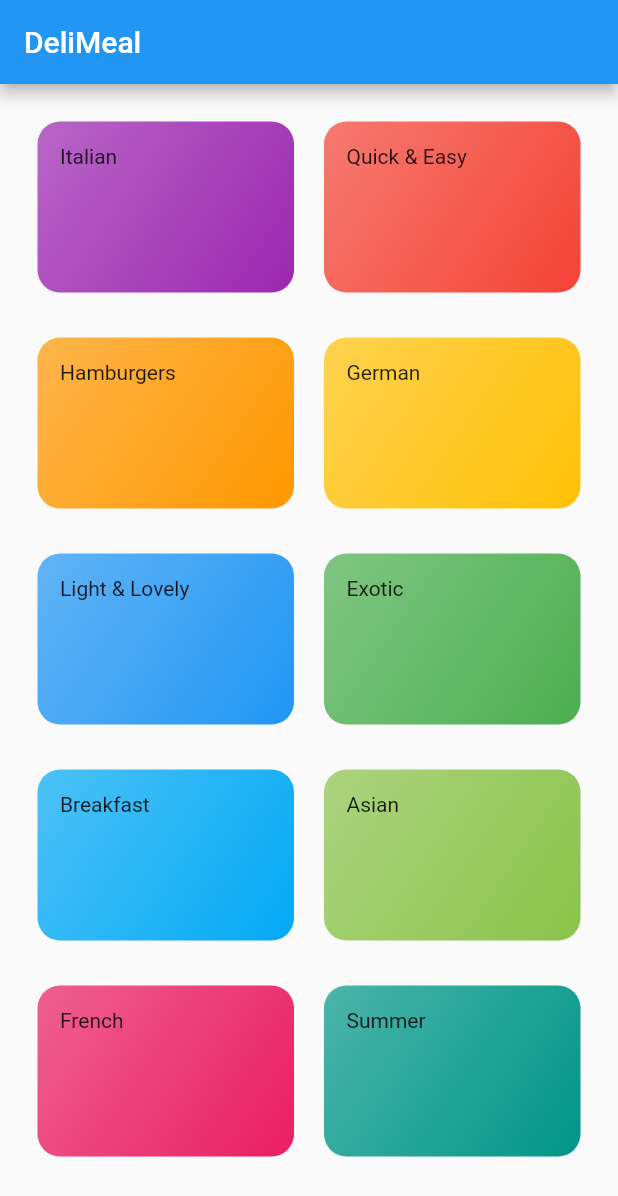
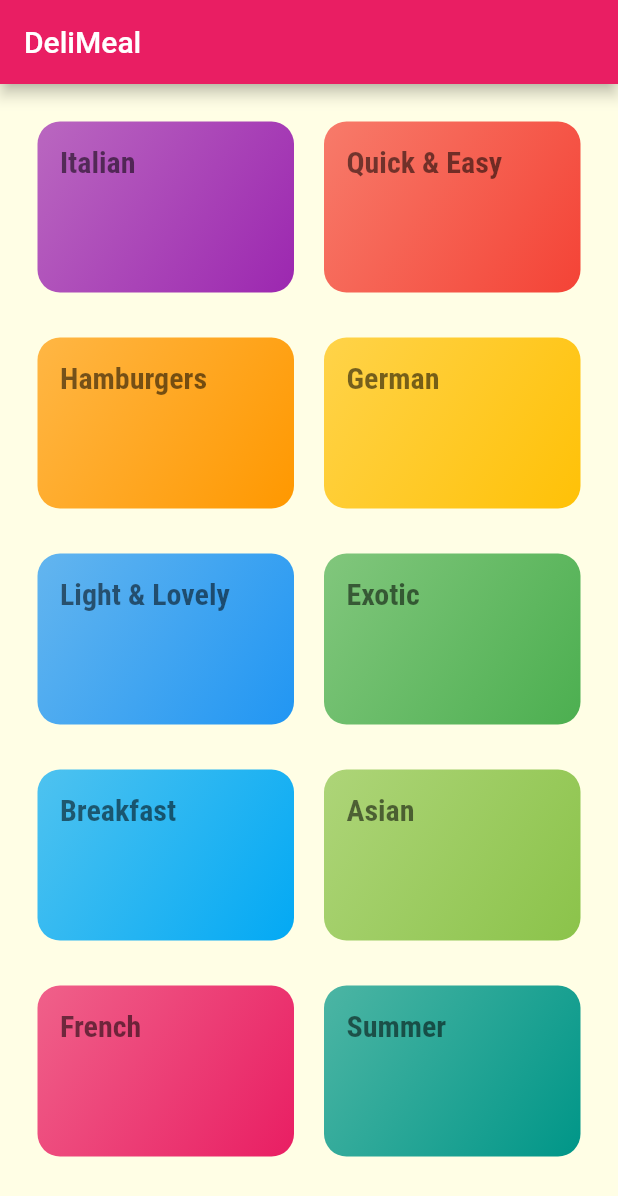
Before and after one commit to MrReiji/Meals-App, a Flutter app: the screen it shows after launch, on a phone screen of 412 x 824 dp. Shown: the top 1196 px of the screen. Run offline on Flutter 3.47's test engine with Material 2 defaults, Android fonts, the phone set to English and light mode, and no system bars.

```diff
--- a/lib/categories_screen.dart
+++ b/lib/categories_screen.dart
@@ -17,6 +17,7 @@ class CategoriesScreen extends StatelessWidget {
         children: DUMMY_CATEGORIES
             .map(
               (catData) => CategoryItem(
+                catData.id,
                 catData.title,
                 catData.color,
               ),
--- a/lib/category_item.dart
+++ b/lib/category_item.dart
@@ -1,16 +1,36 @@
 import 'package:flutter/material.dart';
+import 'category_meals_screen.dart';
 
 class CategoryItem extends StatelessWidget {
   final String title;
   final Color color;
+  final String ID;
 
-  const CategoryItem(this.title, this.color, {Key? key}) : super(key: key);
+  const CategoryItem(this.ID, this.title, this.color, {Key? key})
+      : super(key: key);
+
+  void selectCategory(BuildContext ctx) {
+    Navigator.of(ctx).push(
+      MaterialPageRoute(
+        builder: (_) {
+          return CategoryMealsScreen(ID, title);
+        },
+      ),
+    );
+  }
 
   @override
   Widget build(BuildContext context) {
-    return Container(
+    return InkWell(
+      onTap: () => selectCategory(context),
+      splashColor: Theme.of(context).primaryColor,
+      borderRadius: BorderRadius.circular(15),
+      child: Container(
         padding: const EdgeInsets.all(15),
-      child: Text(title),
+        child: Text(
+          title,
+          style: Theme.of(context).textTheme.caption,
+        ),
         decoration: BoxDecoration(
           gradient: LinearGradient(
             colors: [
@@ -22,6 +42,7 @@ class CategoryItem extends StatelessWidget {
           ),
           borderRadius: BorderRadius.circular(15),
         ),
+      ),
     );
   }
 }
--- a/lib/main.dart
+++ b/lib/main.dart
@@ -13,7 +13,23 @@ class MyApp extends StatelessWidget {
     return MaterialApp(
       title: 'DeliMeals',
       theme: ThemeData(
-        primarySwatch: Colors.blue,
+        primarySwatch: Colors.pink,
+        accentColor: Colors.amber,
+        canvasColor: Color.fromRGBO(255, 254, 229, 1),
+        fontFamily: 'Raleway',
+        textTheme: ThemeData.light().textTheme.copyWith(
+              bodyText1: TextStyle(
+                color: Color.fromRGBO(20, 51, 51, 1),
+              ),
+              bodyText2: TextStyle(
+                color: Color.fromRGBO(20, 51, 51, 1),
+              ),
+              caption: TextStyle(
+                fontSize: 20,
+                fontFamily: 'RobotoCondensed',
+                fontWeight: FontWeight.bold,
+              ),
+            ),
       ),
       home: const CategoriesScreen(),
     );
--- a/pubspec.yaml
+++ b/pubspec.yaml
@@ -83,10 +83,10 @@ flutter:
           weight: 900
     - family: RobotoCondensed
       fonts:
-        - asset: fonts/RobotoCondensed-Regular.ttf
-        - asset: fonts/RobotoCondensed-Bold.ttf
+        - asset: assets/fonts/RobotoCondensed-Regular.ttf
+        - asset: assets/fonts/RobotoCondensed-Bold.ttf
           weight: 700
-        - asset: fonts/RobotoCondensed-Light.ttf
+        - asset: assets/fonts/RobotoCondensed-Light.ttf
           weight: 300
         - asset: assets/fonts/RobotoCondensed-Italic.ttf
           style: italic
```
Also changed, not shown: lib/category_meals_screen.dart (added, +20 -0 lines). Lines whose indentation alone changed are shown as unchanged.
